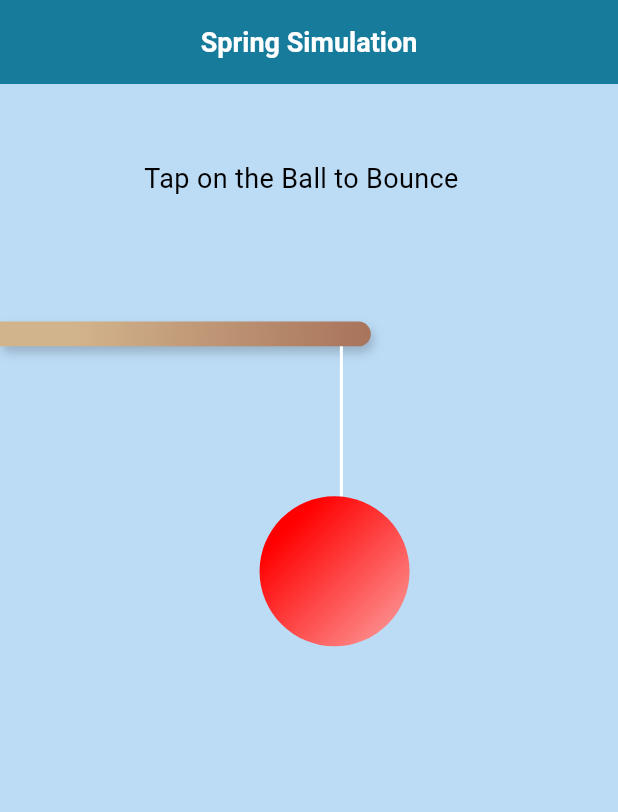
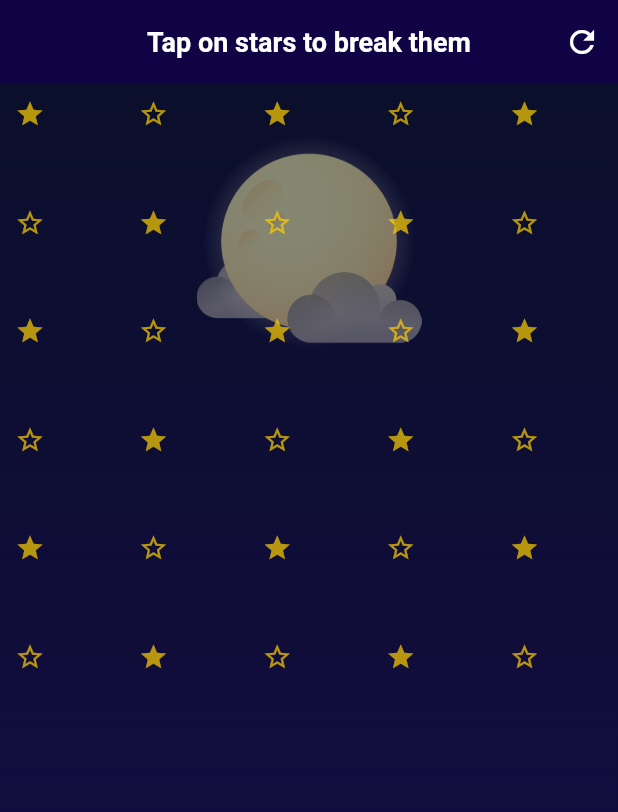
Before and after one commit to Hassan0308/Flutter-Animation, a Flutter app: the screen it shows after launch, on a phone screen of 412 x 824 dp. Shown: the top 812 px of the screen. Run offline on Flutter 3.47's test engine with Material 3 defaults, Android fonts, the phone set to English and light mode, and no system bars.

Commit message:
first commit

```diff
--- a/lib/main.dart
+++ b/lib/main.dart
@@ -1,8 +1,14 @@
 import 'package:flutter/material.dart';
+import 'package:flutter_animation/provider/gravity_simulation_animation_provider.dart';
 import 'package:flutter_animation/screens/home_screen.dart';
+import 'package:provider/provider.dart';
 
 void main() {
-  runApp(const MyApp());
+  runApp(MultiProvider(providers: [
+    ChangeNotifierProvider(
+      create: (context) => GravitySimulationAnimationProvider(),
+    ),
+  ], child: const MyApp()));
 }
 
 class MyApp extends StatelessWidget {
@@ -10,7 +16,7 @@ class MyApp extends StatelessWidget {
 
   @override
   Widget build(BuildContext context) {
-    return  const MaterialApp(
+    return const MaterialApp(
       debugShowCheckedModeBanner: false,
       home: HomeScreen(),
     );
--- /dev/null
+++ b/lib/provider/gravity_simulation_animation_provider.dart
@@ -0,0 +1,64 @@
+import 'package:flutter/material.dart';
+import 'package:flutter/physics.dart';
+
+class GravitySimulationAnimationProvider extends ChangeNotifier {
+  late AnimationController _starController;
+  late Animation _starAnimation;
+  late List<AnimationController> _gravityControllers;
+  late List<GravitySimulation> _gravitySimulations;
+  List<bool> _spark = List<bool>.filled(30, false);
+
+  AnimationController get starController => _starController;
+  Animation get starAnimation => _starAnimation;
+  List<AnimationController> get gravityControllers => _gravityControllers;
+  List<GravitySimulation> get gravitySimulations => _gravitySimulations;
+  List<bool> get spark => _spark;
+
+  void initilizeAnimation(TickerProvider vsync) {
+    _starController = AnimationController(
+        vsync: vsync, duration: const Duration(milliseconds: 200));
+    _starAnimation = Tween(begin: 0.7, end: 1.0).animate(_starController);
+    _starController.repeat();
+
+    _gravityControllers = List.generate(
+      30,
+      (index) => AnimationController.unbounded(
+        vsync: vsync,
+      ),
+    );
+
+    _gravitySimulations = List.generate(
+      30,
+      (index) => GravitySimulation(
+        20,
+        0,
+        2000,
+        30,
+      ),
+    );
+  }
+
+  void startAnimation(int index) {
+    _gravityControllers[index].animateWith(_gravitySimulations[index]);
+    _spark[index] = true;
+    notifyListeners();
+  }
+
+  void resetAllAnimations() {
+    for (int i = 0; i < 30; i++) {
+      _gravityControllers[i].reset();
+      _gravityControllers[i].value = 0;
+    }
+    _spark = List<bool>.filled(30, false);
+    notifyListeners();
+  }
+
+  @override
+  void dispose() {
+    _starController.dispose();
+    for (var controller in _gravityControllers) {
+      controller.dispose();
+    }
+    super.dispose();
+  }
+}
--- a/lib/screens/home_screen.dart
+++ b/lib/screens/home_screen.dart
@@ -1,5 +1,6 @@
 import 'package:flutter/material.dart';
-import 'package:flutter/physics.dart';
+import 'package:flutter_animation/provider/gravity_simulation_animation_provider.dart';
+import 'package:provider/provider.dart';
 
 class HomeScreen extends StatefulWidget {
   const HomeScreen({super.key});
@@ -8,38 +9,18 @@ class HomeScreen extends StatefulWidget {
   State<HomeScreen> createState() => _HomeScreenState();
 }
 
-class _HomeScreenState extends State<HomeScreen>
-    with SingleTickerProviderStateMixin {
-  late AnimationController controller;
-  late SpringSimulation simulation;
-
+class _HomeScreenState extends State<HomeScreen> with TickerProviderStateMixin {
   @override
   void initState() {
     super.initState();
-
-    controller = AnimationController.unbounded(vsync: this,value: 100)..addListener(() {});
-
-  //  _restartAnimation();
-  }
-
-  void _restartAnimation() {
-    simulation = SpringSimulation(
-      const SpringDescription(
-        mass: 1,
-        stiffness: 50,
-        damping: 0.5,
-      ),
-      0, // Starting point
-      100, // Ending point
-      70, // Initial velocity
-    );
-
-    controller.animateWith(simulation);
+    Provider.of<GravitySimulationAnimationProvider>(context, listen: false)
+        .initilizeAnimation(this);
   }
 
   @override
   void dispose() {
-    controller.dispose();
+    Provider.of<GravitySimulationAnimationProvider>(context, listen: false)
+        .dispose();
     super.dispose();
   }
 
@@ -50,108 +31,105 @@ class _HomeScreenState extends State<HomeScreen>
 
     return Scaffold(
       appBar: AppBar(
-        backgroundColor: const Color.fromARGB(255, 23, 124, 155),
-        title: const Text("Spring Simulation"),
+        backgroundColor: const Color.fromARGB(255, 16, 4, 68),
+        title: const Text("Tap on stars to break them"),
         titleTextStyle: const TextStyle(
             color: Colors.white, fontSize: 18, fontWeight: FontWeight.bold),
         centerTitle: true,
         foregroundColor: Colors.white,
+        actions: [
+          IconButton(
+            icon: const Icon(Icons.refresh),
+            onPressed: () {
+              Provider.of<GravitySimulationAnimationProvider>(context,
+                      listen: false)
+                  .resetAllAnimations();
+            },
+          ),
+        ],
       ),
       body: Container(
         width: width,
         height: height,
-        color: const Color.fromARGB(255, 188, 219, 245),
-        padding: const EdgeInsets.fromLTRB(0, 50, 10, 10),
-        child: Column(
-          crossAxisAlignment: CrossAxisAlignment.start,
-          mainAxisAlignment: MainAxisAlignment.start,
-          children: [
-            const Center(
-                child: Text(
-              "Tap on the Ball to Bounce",
-              style: TextStyle(fontSize: 18, color: Colors.black),
-              textAlign: TextAlign.center,
-            )),
-            SizedBox(
-              height: height * 0.1,
-            ),
-            Container(
-              height: height * 0.02,
-              width: width * 0.6,
-              decoration: BoxDecoration(
-                gradient: const LinearGradient(
-                  colors: [
-                    Color(0xFFD2B48C),
-                    Color.fromARGB(255, 168, 115, 91),
-                  ],
-                  begin: Alignment.topLeft,
-                  end: Alignment.bottomRight,
-                  stops: [0.2, 2],
-                ),
-                borderRadius: const BorderRadius.only(
-                    bottomRight: Radius.circular(30),
-                    topRight: Radius.circular(30)),
-                boxShadow: [
-                  BoxShadow(
-                    color: Colors.black.withOpacity(0.2),
-                    blurRadius: 5,
-                    offset: const Offset(2, 4),
-                  ),
-                ],
+        decoration: const BoxDecoration(
+          gradient: LinearGradient(
+            colors: [Color(0xFF0A0F2B), Color.fromARGB(255, 23, 11, 73)],
+            begin: Alignment.topCenter,
+            end: Alignment.bottomCenter,
           ),
         ),
-            SizedBox(
-              height: height * 0.5,
-              child: AnimatedBuilder(
-                animation: controller,
+        padding: const EdgeInsets.fromLTRB(10, 10, 10, 10),
+        child: Stack(
+          children: [
+            Positioned(
+                top: 20,
+                left: 0,
+                right: 0,
+                child: Opacity(
+                    opacity: 0.5,
+                    child: Image.asset(
+                      'assets/images/image.png',
+                      height: 150,
+                      width: 150,
+                    ))),
+            Consumer<GravitySimulationAnimationProvider>(
+                builder: (context, provider, child) {
+              return AnimatedBuilder(
+                  animation: Listenable.merge([
+                    provider.starController,
+                    ...provider.gravityControllers
+                  ]),
                   builder: (context, child) {
-                  return Stack(
-                    children: [
-                      Transform.translate(
-                        offset: Offset(0, controller.value),
+                    return GridView.builder(
+                      gridDelegate:
+                          const SliverGridDelegateWithFixedCrossAxisCount(
+                        crossAxisCount: 5,
+                        mainAxisSpacing: 10,
+                        crossAxisSpacing: 20,
+                      ),
+                      itemCount: 30,
+                      itemBuilder: (context, index) {
+                        return Transform.translate(
+                          offset: Offset(
+                              0, provider.gravityControllers[index].value),
                           child: GestureDetector(
                             onTap: () {
-                            controller.stop();
-                            controller.value = 0;
-                            _restartAnimation();
+                              provider.startAnimation(index);
                             },
-                          child: Container(
-                            height: 100,
-                            width: 100,
-                            margin: EdgeInsets.only(
-                              left: width * 0.42,
-                            ),
-                            decoration: const BoxDecoration(
-                              shape: BoxShape.circle,
-                              gradient: LinearGradient(
-                                colors: [
-                                  Color.fromARGB(255, 255, 0, 0),
-                                  Color.fromARGB(255, 252, 164, 164),
-                                ],
-                                begin: Alignment.topLeft,
-                                end: Alignment.bottomRight,
-                                stops: [0.2, 2],
+                            child: Stack(
+                              children: [
+                                Visibility(
+                                  visible: provider.spark[index],
+                                  child: Image.asset(
+                                    'assets/images/flame.png',
+                                    height: 20,
+                                    width: 20,
                                   ),
                                 ),
-                          ),
-                        ),
-                      ),
-                      Container(
-                        width: 2,
-                        margin: EdgeInsets.only(
-                          left: width * 0.55,
-                        ),
-                        height: controller.value,
-                        color: Colors.white,
-                      ),
-                    ],
-                  );
-                },
+                                Visibility(
+                                  visible: !provider.spark[index],
+                                  child: Icon(
+                                    (index % 2 == 0)
+                                        ? Icons.star
+                                        : Icons.star_outline,
+                                    size: 20,
+                                    color:
+                                        const Color.fromARGB(255, 255, 208, 0)
+                                            .withOpacity(
+                                                provider.starAnimation.value),
                                   ),
                                 ),
                               ],
                             ),
                           ),
                         );
+                      },
+                    );
+                  });
+            }),
+          ],
+        ),
+      ),
+    );
   }
 }
--- a/pubspec.yaml
+++ b/pubspec.yaml
@@ -60,8 +60,8 @@ flutter:
   uses-material-design: true
 
   # To add assets to your application, add an assets section, like this:
-  # assets:
-  #   - assets/images/
+  assets:
+    - assets/images/
   #   - images/a_dot_ham.jpeg
 
   # An image asset can refer to one or more resolution-specific "variants", see
```
Also changed, not shown: assets/images/flame.png (added), assets/images/image.png (added), assets/images/moon.png (added). Lines whose indentation alone changed are shown as unchanged.
